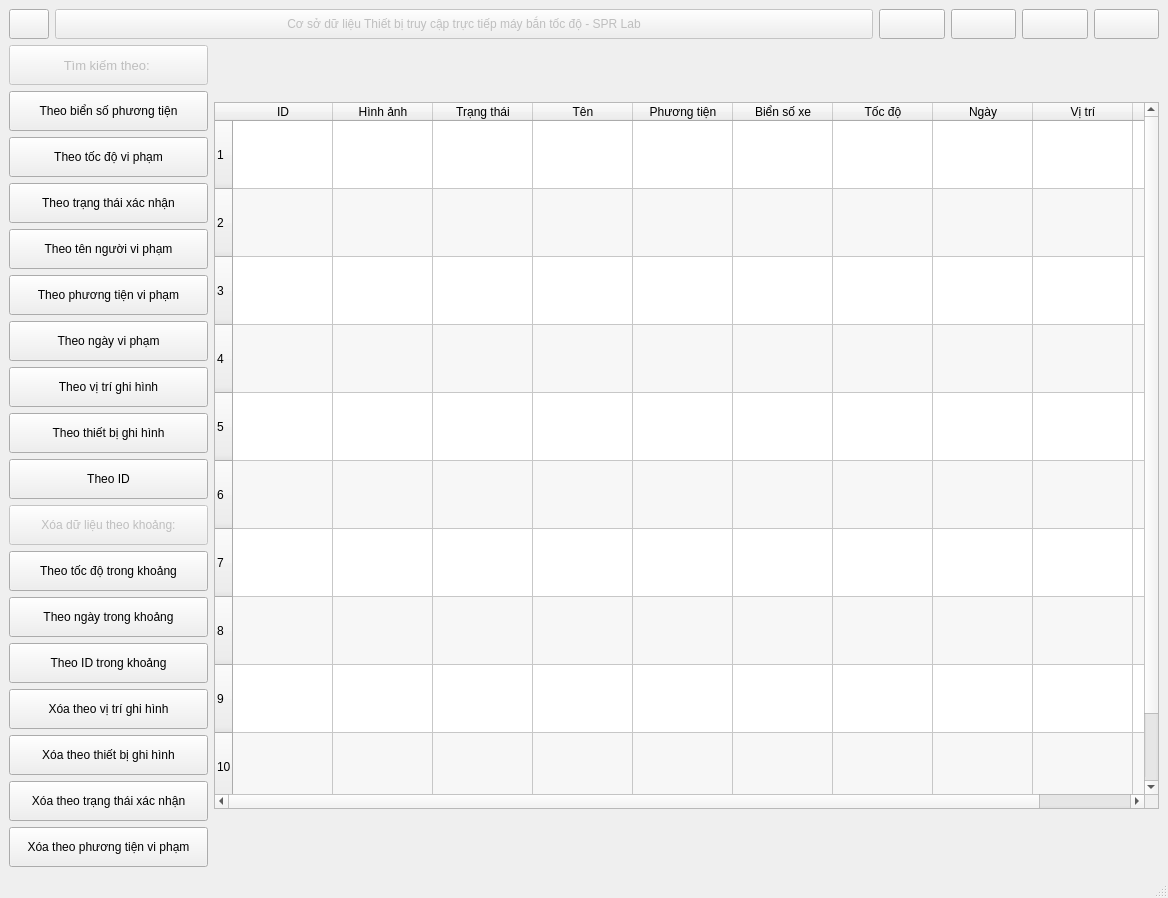
Old version of the form search.ui in the repository holy36/SPEEDCAM.
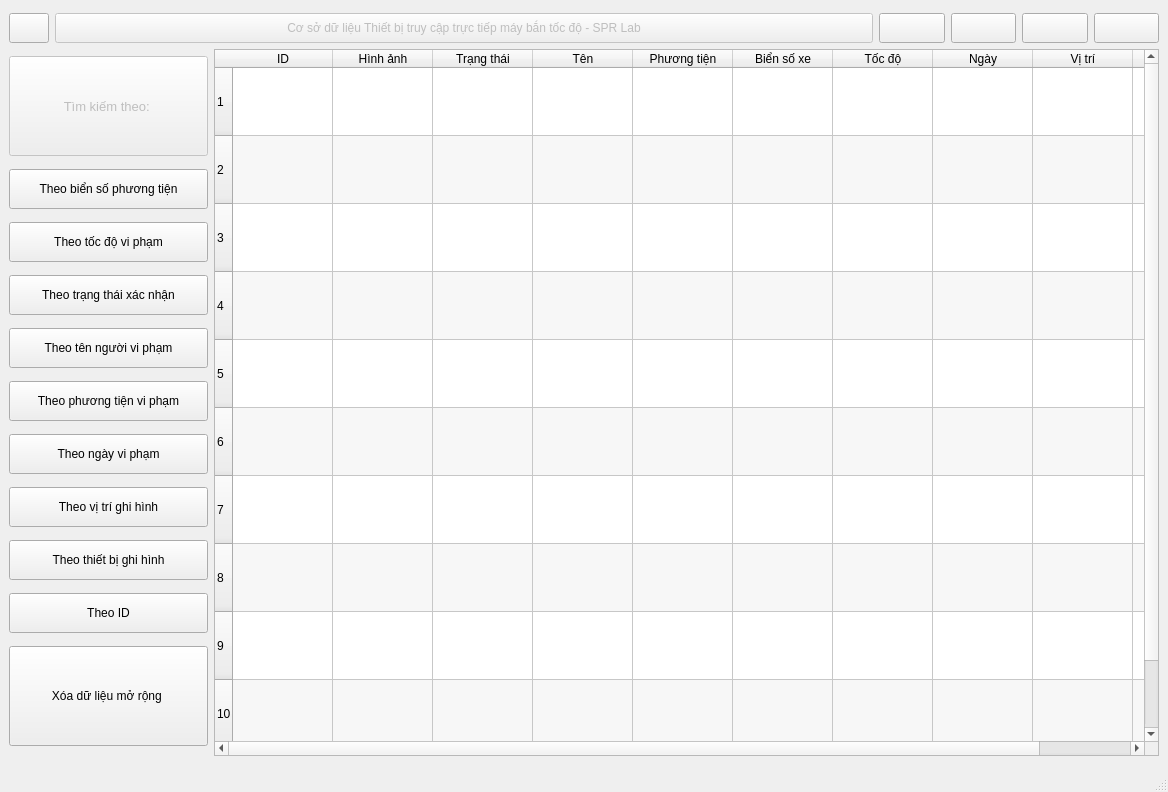
New version of the form.

The edit to the form file:
```diff
--- a/search.ui
+++ b/search.ui
@@ -117,7 +117,7 @@
             <property name="minimumSize">
              <size>
               <width>0</width>
-              <height>40</height>
+              <height>100</height>
              </size>
             </property>
             <property name="font">
@@ -250,107 +250,16 @@
           <item>
            <widget class="QPushButton" name="pushButton">
             <property name="enabled">
-             <bool>false</bool>
+             <bool>true</bool>
             </property>
             <property name="minimumSize">
              <size>
               <width>0</width>
-              <height>40</height>
+              <height>100</height>
              </size>
             </property>
             <property name="text">
-             <string>Xóa dữ liệu theo khoảng:</string>
-            </property>
-           </widget>
-          </item>
-          <item>
-           <widget class="QPushButton" name="deletebyspeed">
-            <property name="minimumSize">
-             <size>
-              <width>0</width>
-              <height>40</height>
-             </size>
-            </property>
-            <property name="text">
-             <string>Theo tốc độ trong khoảng</string>
-            </property>
-           </widget>
-          </item>
-          <item>
-           <widget class="QPushButton" name="deletebydate">
-            <property name="minimumSize">
-             <size>
-              <width>0</width>
-              <height>40</height>
-             </size>
-            </property>
-            <property name="text">
-             <string>Theo ngày trong khoảng</string>
-            </property>
-           </widget>
-          </item>
-          <item>
-           <widget class="QPushButton" name="deletebyid">
-            <property name="minimumSize">
-             <size>
-              <width>0</width>
-              <height>40</height>
-             </size>
-            </property>
-            <property name="text">
-             <string>Theo ID trong khoảng</string>
-            </property>
-           </widget>
-          </item>
-          <item>
-           <widget class="QPushButton" name="deletebylocation">
-            <property name="minimumSize">
-             <size>
-              <width>0</width>
-              <height>40</height>
-             </size>
-            </property>
-            <property name="text">
-             <string>Xóa theo vị trí ghi hình</string>
-            </property>
-           </widget>
-          </item>
-          <item>
-           <widget class="QPushButton" name="deletebydevice">
-            <property name="minimumSize">
-             <size>
-              <width>0</width>
-              <height>40</height>
-             </size>
-            </property>
-            <property name="text">
-             <string>Xóa theo thiết bị ghi hình</string>
-            </property>
-           </widget>
-          </item>
-          <item>
-           <widget class="QPushButton" name="deletebystatus">
-            <property name="minimumSize">
-             <size>
-              <width>0</width>
-              <height>40</height>
-             </size>
-            </property>
-            <property name="text">
-             <string>Xóa theo trạng thái xác nhận</string>
-            </property>
-           </widget>
-          </item>
-          <item>
-           <widget class="QPushButton" name="deletebyvehicle">
-            <property name="minimumSize">
-             <size>
-              <width>0</width>
-              <height>40</height>
-             </size>
-            </property>
-            <property name="text">
-             <string>Xóa theo phương tiện vi phạm</string>
+             <string>Xóa dữ liệu mở rộng </string>
             </property>
            </widget>
           </item>
```
Left out of the diff: 2 changed lines with no effect on the pictures.
